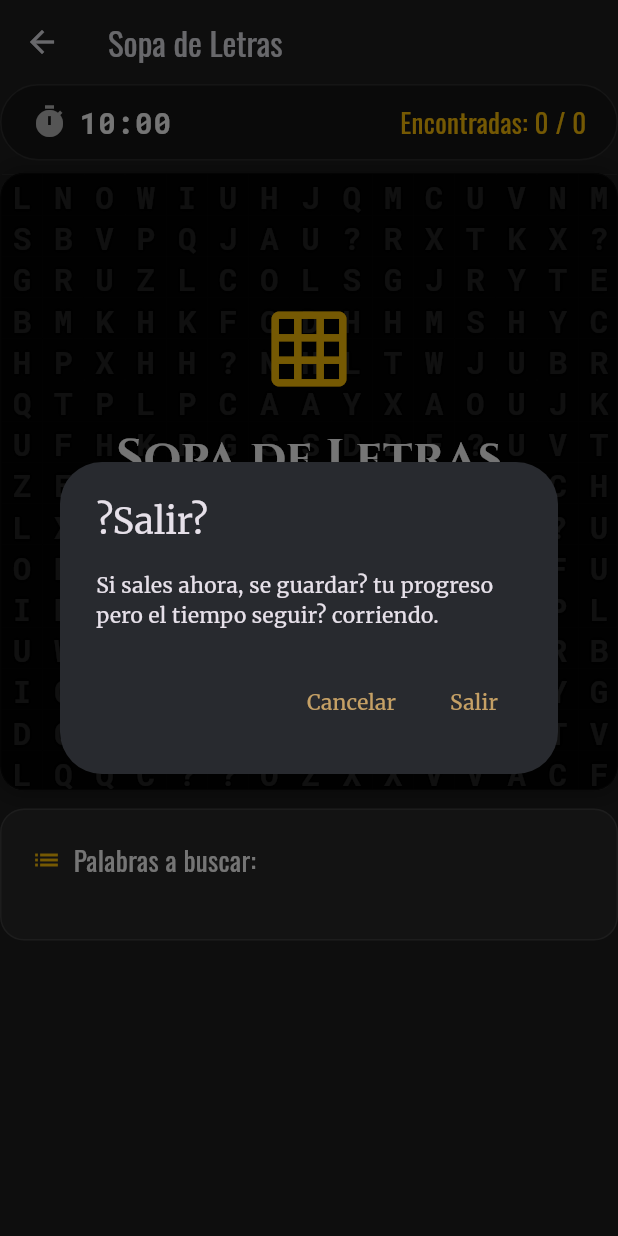
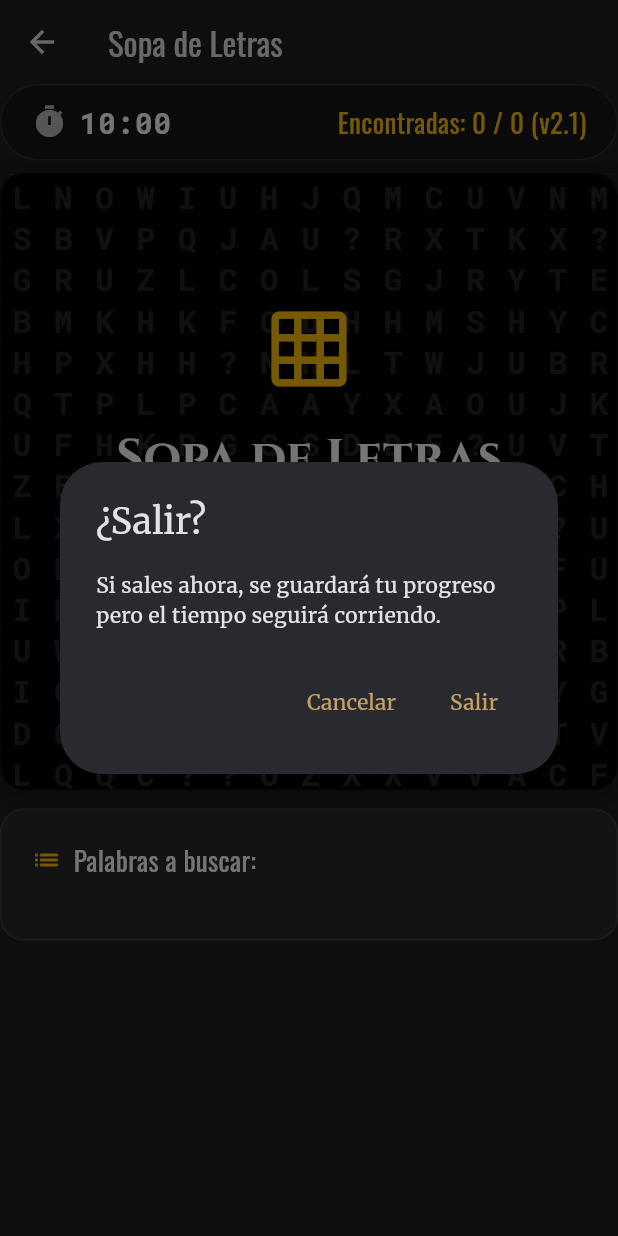
Before and after one commit to nuevogironmmm-cell/SAPINECIAL-BACKEND, a Flutter app: the WordSearchFullScreen screen opened directly with empty values, after a tap on the "arrow back" icon, on a phone screen of 412 x 824 dp. Run offline on Flutter 3.47's test engine with Material 3 defaults, Android fonts, the phone set to English and light mode, and no system bars; our stand-ins replace google_fonts, pdf, printing, shared_preferences; missing offline and left inert: excel, file_saver; accounts and stored records are empty.

Commit message:
fix: sopa de letras v2.1 - encoding dialogos, layout 50%, version visual

```diff
--- a/frontend/lib/screens/word_search_full_screen.dart
+++ b/frontend/lib/screens/word_search_full_screen.dart
@@ -41,8 +41,8 @@ class WordSearchFullScreen extends StatelessWidget {
               showDialog(
                 context: context,
                 builder: (c) => AlertDialog(
-                  title: const Text('?Salir?'),
-                  content: const Text('Si sales ahora, se guardar? tu progreso pero el tiempo seguir? corriendo.'),
+                  title: const Text('¿Salir?'),
+                  content: const Text('Si sales ahora, se guardará tu progreso pero el tiempo seguirá corriendo.'),
                   actions: [
                     TextButton(child: const Text('Cancelar'), onPressed: () => Navigator.pop(c)),
                     TextButton(child: const Text('Salir'), onPressed: () {
--- a/frontend/lib/widgets/word_search_widget.dart
+++ b/frontend/lib/widgets/word_search_widget.dart
@@ -545,7 +545,7 @@ class _WordSearchWidgetState extends State<WordSearchWidget> {
                       ],
                     ),
                     Text(
-                      'Encontradas: ${_foundWords.length} / ${_wordsToFind.length}',
+                      'Encontradas: ${_foundWords.length} / ${_wordsToFind.length} (v2.1)',
                       style: GoogleFonts.oswald(
                         fontSize: 18,
                         color: Colors.amber,
@@ -602,7 +602,7 @@ class _WordSearchWidgetState extends State<WordSearchWidget> {
         // Calcular tamaño cuadrado
         // En móvil, limitar el grid para dejar espacio a la lista de palabras
         final screenHeight = MediaQuery.of(context).size.height;
-        final maxGridSize = screenHeight * 0.55; // Máximo 55% de la pantalla
+        final maxGridSize = screenHeight * 0.50; // Máximo 50% de la pantalla (v2.1)
         final baseSize = min(gridConstraints.maxWidth, gridConstraints.maxHeight > 300 ? gridConstraints.maxHeight : 500.0);
         final size = min(baseSize, maxGridSize);
         final cellSize = size / widget.gridSize;
```
Also changed, not shown: 2 other files.
